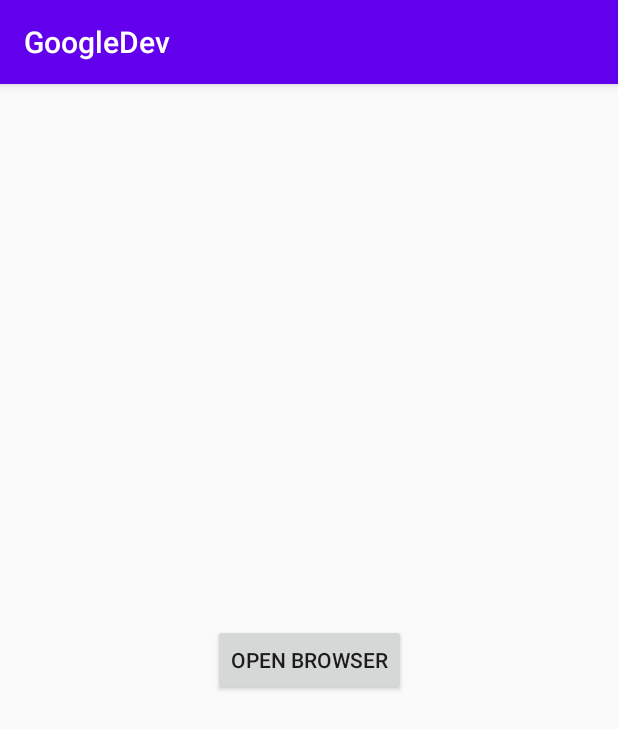
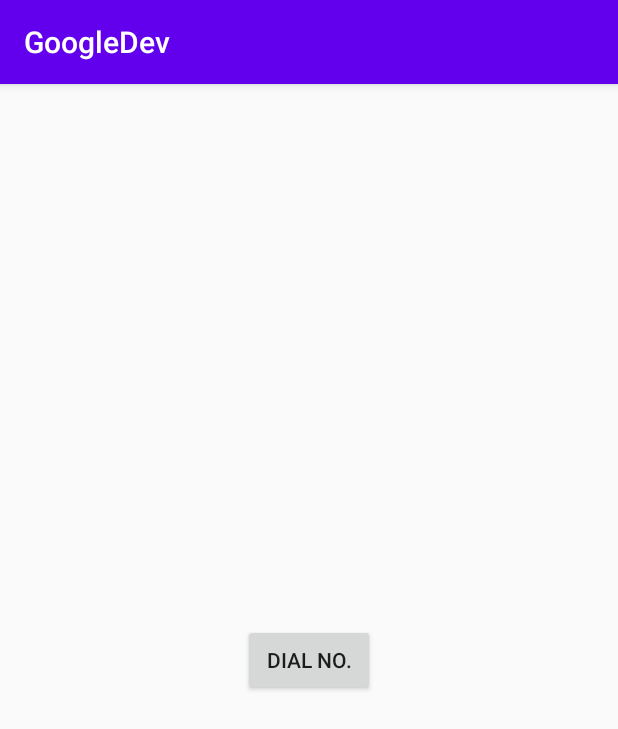
Before and after one commit to vikaschauhan1995/GoogleDev, an Android app: the screen it shows after launch (MainActivity), on a phone screen of 412 x 824 dp. Shown: the top 729 px of the screen. Run offline under Robolectric (Android 15) with nearby library versions, the phone set to English and light mode, and no system bars.

Commit message:
Implicit Intent. Click to DIAL mobile no. witch is specified with the help of Intent

```diff
--- a/app/src/main/res/layout/activity_main.xml
+++ b/app/src/main/res/layout/activity_main.xml
@@ -11,7 +11,7 @@
         android:layout_width="wrap_content"
         android:layout_height="wrap_content"
         android:onClick="clickToOpenBrowser"
-        android:text="Open Browser"
+        android:text="Dial No."
         app:layout_constraintBottom_toBottomOf="parent"
         app:layout_constraintEnd_toEndOf="parent"
         app:layout_constraintStart_toStartOf="parent"
```
Also changed, not shown: app/src/main/java/com/example/googledev/MainActivity.java (+10 -2 lines).
